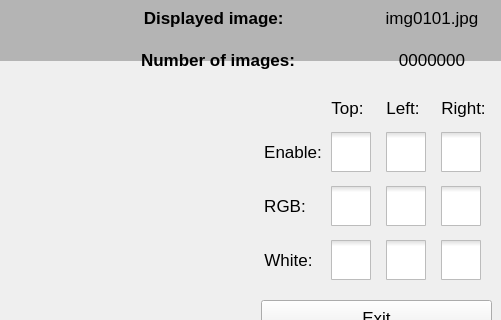
Qt form form.ui (mblui/RaspberryFiles) before a commit; both pictures show x 779 to 1280 and y 0 to 320 of the 1280 by 720 pixel window.
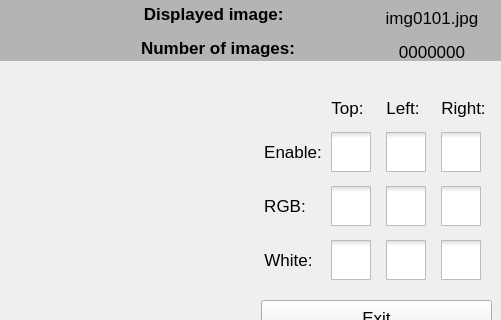
The same form after that commit. Icons and pictures are not drawn.

```diff
--- a/form.ui
+++ b/form.ui
@@ -737,7 +737,7 @@
      <x>920</x>
      <y>0</y>
      <width>341</width>
-     <height>80</height>
+     <height>61</height>
     </rect>
    </property>
    <layout class="QGridLayout" name="gridLayout_3">
```
